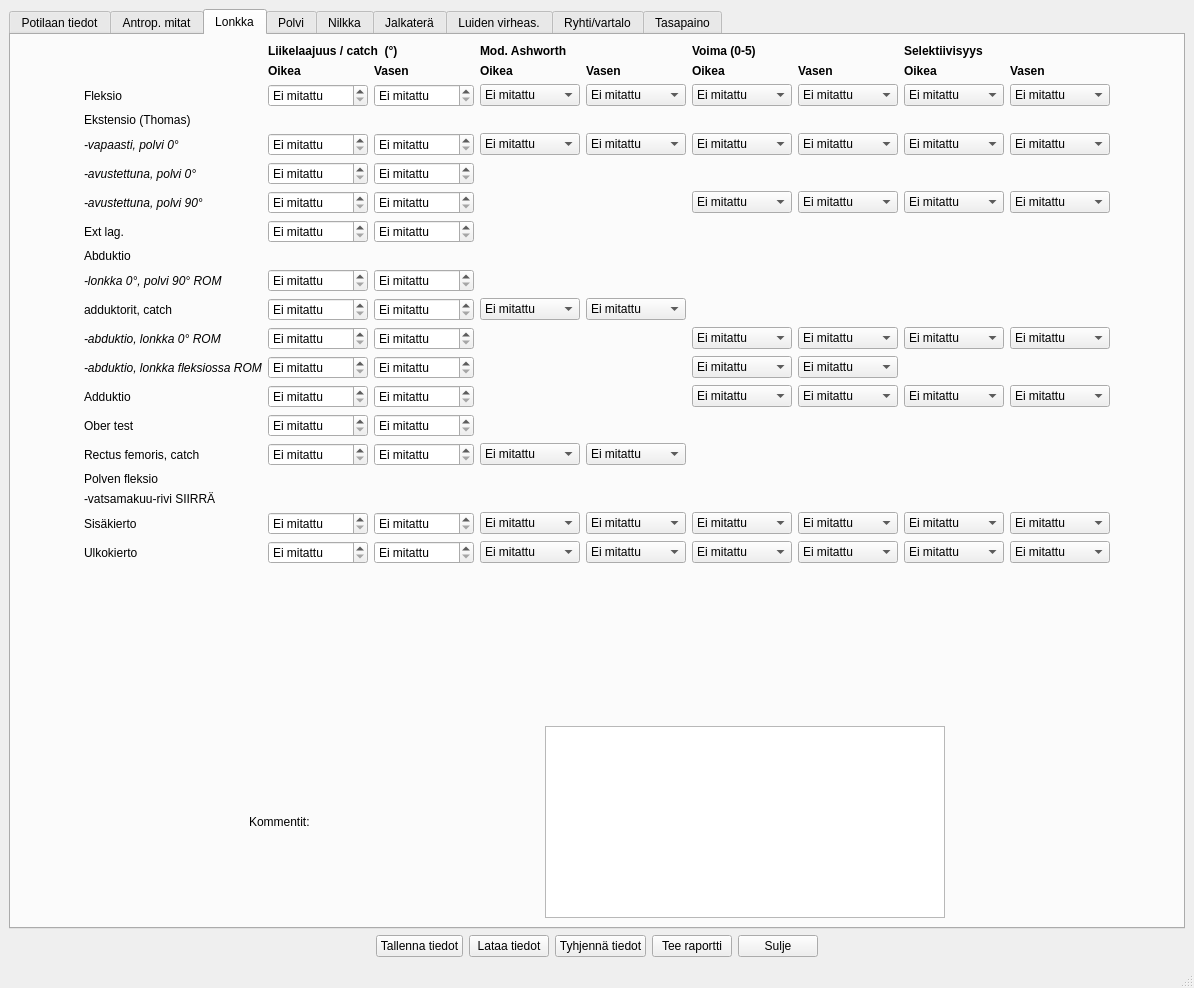
This is tabbed_design.ui in jjnurminen/liikelaaj as Qt 5 draws it before an edit. The edited form follows.
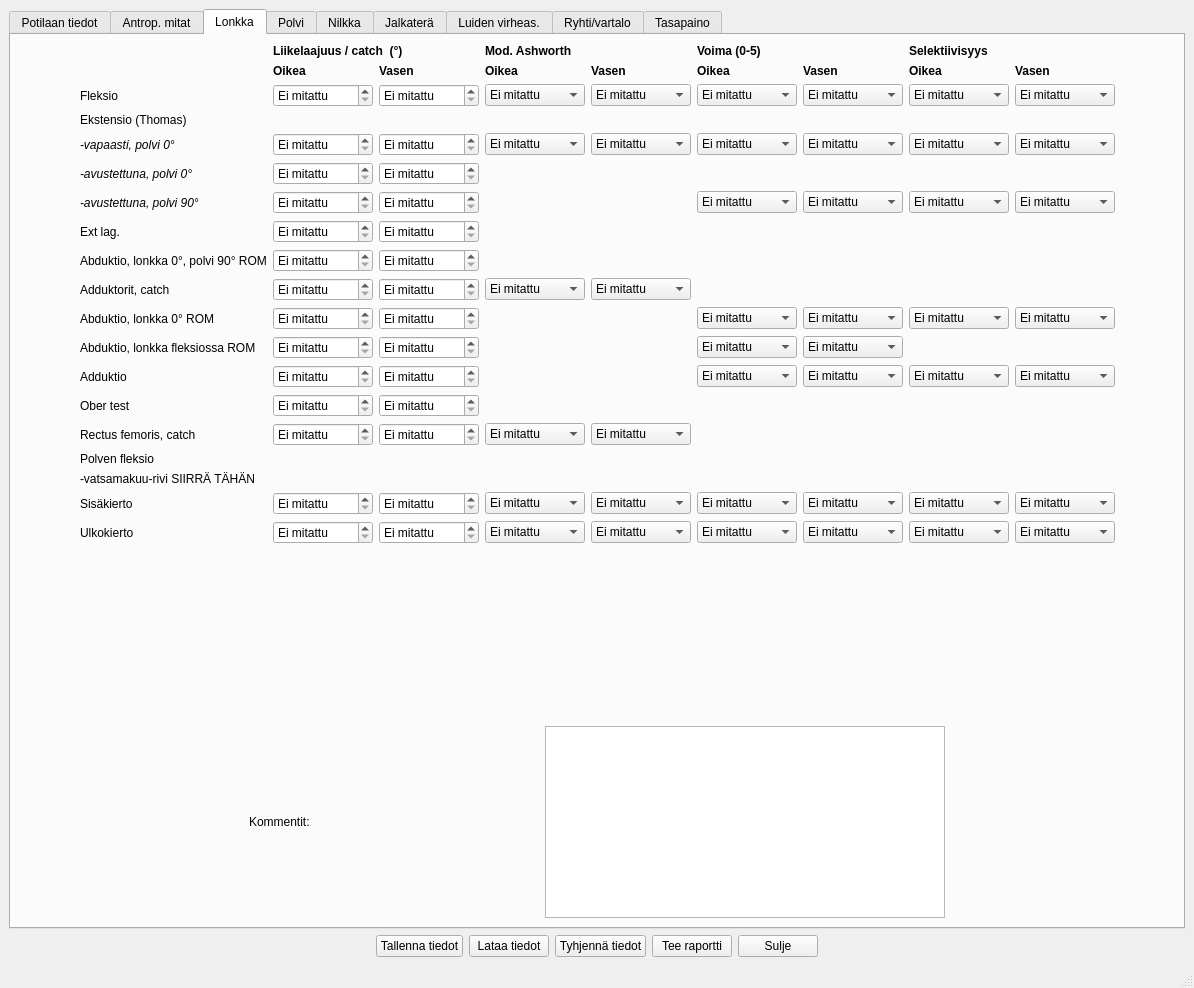
This is the edited form. The open tabs and pages were chosen to show the change.

Commit message: tuula review wip

What changed in the file:
```diff
--- a/tabbed_design.ui
+++ b/tabbed_design.ui
@@ -556,7 +556,7 @@
        <layout class="QVBoxLayout" name="verticalLayout_4">
         <item>
          <layout class="QGridLayout" name="gridLayout">
-          <item row="22" column="3">
+          <item row="21" column="3">
            <widget class="QSpinBox" name="spLonkkaUlkokiertoVas">
             <property name="sizePolicy">
              <sizepolicy hsizetype="Fixed" vsizetype="Fixed">
@@ -616,7 +616,7 @@
             </property>
            </widget>
           </item>
-          <item row="17" column="2">
+          <item row="16" column="2">
            <widget class="QSpinBox" name="spLonkkaOberOik">
             <property name="sizePolicy">
              <sizepolicy hsizetype="Fixed" vsizetype="Fixed">
@@ -746,7 +746,7 @@
             </item>
            </widget>
           </item>
-          <item row="11" column="2">
+          <item row="10" column="2">
            <widget class="QSpinBox" name="SpLonkkaAbduktioLonkka0Polvi90Oik">
             <property name="sizePolicy">
              <sizepolicy hsizetype="Fixed" vsizetype="Fixed">
@@ -928,7 +928,7 @@
             </property>
            </widget>
           </item>
-          <item row="13" column="2">
+          <item row="12" column="2">
            <widget class="QSpinBox" name="spLonkkaAbduktioLonkka0Oik">
             <property name="sizePolicy">
              <sizepolicy hsizetype="Fixed" vsizetype="Fixed">
@@ -962,7 +962,7 @@
             </property>
            </widget>
           </item>
-          <item row="13" column="7">
+          <item row="12" column="7">
            <widget class="QComboBox" name="cbLonkkaVoimaAbduktioLonkka0Vas">
             <property name="sizePolicy">
              <sizepolicy hsizetype="Fixed" vsizetype="Fixed">
@@ -1113,7 +1113,7 @@
             </property>
            </widget>
           </item>
-          <item row="17" column="1">
+          <item row="16" column="1">
            <widget class="QLabel" name="label_17">
             <property name="text">
              <string>Ober test</string>
@@ -1132,14 +1132,14 @@
             </property>
            </widget>
           </item>
-          <item row="16" column="1">
+          <item row="15" column="1">
            <widget class="QLabel" name="label_16">
             <property name="text">
              <string>Adduktio</string>
             </property>
            </widget>
           </item>
-          <item row="22" column="1">
+          <item row="21" column="1">
            <widget class="QLabel" name="label_55">
             <property name="text">
              <string>Ulkokierto</string>
@@ -1153,15 +1153,15 @@
             </property>
            </widget>
           </item>
-          <item row="13" column="1">
+          <item row="12" column="1">
            <widget class="QLabel" name="label_14">
             <property name="font">
              <font>
-              <italic>true</italic>
+              <italic>false</italic>
              </font>
             </property>
             <property name="text">
-             <string>-abduktio, lonkka 0° ROM</string>
+             <string>Abduktio, lonkka 0° ROM</string>
             </property>
            </widget>
           </item>
@@ -1193,13 +1193,6 @@
             </property>
            </widget>
           </item>
-          <item row="10" column="1">
-           <widget class="QLabel" name="label_13">
-            <property name="text">
-             <string>Abduktio</string>
-            </property>
-           </widget>
-          </item>
           <item row="3" column="1">
            <widget class="QLabel" name="label_7">
             <property name="text">
@@ -1207,7 +1200,7 @@
             </property>
            </widget>
           </item>
-          <item row="21" column="1">
+          <item row="20" column="1">
            <widget class="QLabel" name="label_18">
             <property name="text">
              <string>Sisäkierto</string>
@@ -1227,15 +1220,15 @@
             </property>
            </widget>
           </item>
-          <item row="15" column="1">
+          <item row="14" column="1">
            <widget class="QLabel" name="label_29">
             <property name="font">
              <font>
-              <italic>true</italic>
+              <italic>false</italic>
              </font>
             </property>
             <property name="text">
-             <string>-abduktio, lonkka fleksiossa ROM</string>
+             <string>Abduktio, lonkka fleksiossa ROM</string>
             </property>
            </widget>
           </item>
@@ -1273,7 +1266,7 @@
             </property>
            </widget>
           </item>
-          <item row="13" column="6">
+          <item row="12" column="6">
            <widget class="QComboBox" name="cbLonkkaVoimaAbduktioLonkka0Oik">
             <property name="sizePolicy">
              <sizepolicy hsizetype="Fixed" vsizetype="Fixed">
@@ -1369,7 +1362,7 @@
             </item>
            </widget>
           </item>
-          <item row="21" column="9">
+          <item row="20" column="9">
            <widget class="QComboBox" name="cbSelektPolvi0Vas_11">
             <property name="sizePolicy">
              <sizepolicy hsizetype="Fixed" vsizetype="Fixed">
@@ -1405,7 +1398,7 @@
             </item>
            </widget>
           </item>
-          <item row="21" column="3">
+          <item row="20" column="3">
            <widget class="QSpinBox" name="spLonkkaSisakiertoVas">
             <property name="sizePolicy">
              <sizepolicy hsizetype="Fixed" vsizetype="Fixed">
@@ -1439,7 +1432,7 @@
             </property>
            </widget>
           </item>
-          <item row="21" column="2">
+          <item row="20" column="2">
            <widget class="QSpinBox" name="spLonkkaSisakiertoOik">
             <property name="sizePolicy">
              <sizepolicy hsizetype="Fixed" vsizetype="Fixed">
@@ -1473,7 +1466,7 @@
             </property>
            </widget>
           </item>
-          <item row="17" column="3">
+          <item row="16" column="3">
            <widget class="QSpinBox" name="spLonkkaOberVas">
             <property name="sizePolicy">
              <sizepolicy hsizetype="Fixed" vsizetype="Fixed">
@@ -1603,7 +1596,7 @@
             </item>
            </widget>
           </item>
-          <item row="16" column="3">
+          <item row="15" column="3">
            <widget class="QSpinBox" name="spLonkkaAdduktioVas">
             <property name="sizePolicy">
              <sizepolicy hsizetype="Fixed" vsizetype="Fixed">
@@ -1637,7 +1630,7 @@
             </property>
            </widget>
           </item>
-          <item row="16" column="2">
+          <item row="15" column="2">
            <widget class="QSpinBox" name="spLonkkaAdduktioOik">
             <property name="sizePolicy">
              <sizepolicy hsizetype="Fixed" vsizetype="Fixed">
@@ -1705,7 +1698,7 @@
             </property>
            </widget>
           </item>
-          <item row="13" column="3">
+          <item row="12" column="3">
            <widget class="QSpinBox" name="spLonkkaAbduktioLonkka0Vas">
             <property name="sizePolicy">
              <sizepolicy hsizetype="Fixed" vsizetype="Fixed">
@@ -1773,7 +1766,7 @@
             </property>
            </widget>
           </item>
-          <item row="15" column="6">
+          <item row="14" column="6">
            <widget class="QComboBox" name="cbLonkkaVoimaAbduktioLonkkaFleksOik">
             <property name="sizePolicy">
              <sizepolicy hsizetype="Fixed" vsizetype="Fixed">
@@ -1869,7 +1862,7 @@
             </item>
            </widget>
           </item>
-          <item row="16" column="6">
+          <item row="15" column="6">
            <widget class="QComboBox" name="cbLonkkaVoimaAdduktioOik">
             <property name="sizePolicy">
              <sizepolicy hsizetype="Fixed" vsizetype="Fixed">
@@ -1965,7 +1958,7 @@
             </item>
            </widget>
           </item>
-          <item row="22" column="2">
+          <item row="21" column="2">
            <widget class="QSpinBox" name="spLonkkaUlkokiertoOik">
             <property name="sizePolicy">
              <sizepolicy hsizetype="Fixed" vsizetype="Fixed">
@@ -1999,7 +1992,7 @@
             </property>
            </widget>
           </item>
-          <item row="16" column="7">
+          <item row="15" column="7">
            <widget class="QComboBox" name="cbLonkkaVoimaAdduktioVas">
             <property name="sizePolicy">
              <sizepolicy hsizetype="Fixed" vsizetype="Fixed">
@@ -2287,7 +2280,7 @@
             </item>
            </widget>
           </item>
-          <item row="15" column="7">
+          <item row="14" column="7">
            <widget class="QComboBox" name="cbLonkkaVoimaAbduktioLonkkaFleksVas">
             <property name="sizePolicy">
              <sizepolicy hsizetype="Fixed" vsizetype="Fixed">
@@ -2417,7 +2410,7 @@
             </property>
            </widget>
           </item>
-          <item row="15" column="2">
+          <item row="14" column="2">
            <widget class="QSpinBox" name="spLonkkaAbduktioLonkkaFleksOik">
             <property name="sizePolicy">
              <sizepolicy hsizetype="Fixed" vsizetype="Fixed">
@@ -2451,7 +2444,7 @@
             </property>
            </widget>
           </item>
-          <item row="15" column="3">
+          <item row="14" column="3">
            <widget class="QSpinBox" name="spLonkkaAbduktioLonkkaFleksVas">
             <property name="sizePolicy">
              <sizepolicy hsizetype="Fixed" vsizetype="Fixed">
@@ -2485,7 +2478,7 @@
             </property>
            </widget>
           </item>
-          <item row="21" column="6">
+          <item row="20" column="6">
            <widget class="QComboBox" name="cbLonkkaVoimaSisakiertOik">
             <property name="sizePolicy">
              <sizepolicy hsizetype="Fixed" vsizetype="Fixed">
@@ -2581,7 +2574,7 @@
             </item>
            </widget>
           </item>
-          <item row="21" column="7">
+          <item row="20" column="7">
            <widget class="QComboBox" name="cbLonkkaVoimaSisakiertoVas">
             <property name="sizePolicy">
              <sizepolicy hsizetype="Fixed" vsizetype="Fixed">
@@ -2677,7 +2670,7 @@
             </item>
            </widget>
           </item>
-          <item row="22" column="6">
+          <item row="21" column="6">
            <widget class="QComboBox" name="cbLonkkaVoimaUlkokiertoOik">
             <property name="sizePolicy">
              <sizepolicy hsizetype="Fixed" vsizetype="Fixed">
@@ -2773,7 +2766,7 @@
             </item>
            </widget>
           </item>
-          <item row="22" column="7">
+          <item row="21" column="7">
            <widget class="QComboBox" name="cbLonkkaVoimaUlkokiertoVas">
             <property name="sizePolicy">
              <sizepolicy hsizetype="Fixed" vsizetype="Fixed">
@@ -3061,19 +3054,19 @@
             </item>
            </widget>
           </item>
-          <item row="11" column="1">
+          <item row="10" column="1">
            <widget class="QLabel" name="label_15">
             <property name="font">
              <font>
-              <italic>true</italic>
+              <italic>false</italic>
              </font>
             </property>
             <property name="text">
-             <string>-lonkka 0°, polvi 90° ROM</string>
+             <string>Abduktio, lonkka 0°, polvi 90° ROM</string>
             </property>
            </widget>
           </item>
-          <item row="11" column="3">
+          <item row="10" column="3">
            <widget class="QSpinBox" name="spLonkkaAbduktioLonkka0Polvi90Vas">
             <property name="sizePolicy">
              <sizepolicy hsizetype="Fixed" vsizetype="Fixed">
@@ -3107,7 +3100,7 @@
             </property>
            </widget>
           </item>
-          <item row="12" column="2">
+          <item row="11" column="2">
            <widget class="QSpinBox" name="spLonkkaAdductorCatchOik">
             <property name="sizePolicy">
              <sizepolicy hsizetype="Fixed" vsizetype="Fixed">
@@ -3141,14 +3134,14 @@
             </property>
            </widget>
           </item>
-          <item row="12" column="1">
+          <item row="11" column="1">
            <widget class="QLabel" name="label_12">
             <property name="text">
-             <string>adduktorit, catch</string>
+             <string>Adduktorit, catch</string>
             </property>
            </widget>
           </item>
-          <item row="12" column="3">
+          <item row="11" column="3">
            <widget class="QSpinBox" name="spLonkkaAdductorCatchVas">
             <property name="sizePolicy">
              <sizepolicy hsizetype="Fixed" vsizetype="Fixed">
@@ -3195,7 +3188,7 @@
             </property>
            </widget>
           </item>
-          <item row="21" column="4">
+          <item row="20" column="4">
            <widget class="QComboBox" name="cbLonkkaAdductorModAOik_3">
             <property name="sizePolicy">
              <sizepolicy hsizetype="Fixed" vsizetype="Fixed">
@@ -3331,7 +3324,7 @@
             </item>
            </widget>
           </item>
-          <item row="12" column="5">
+          <item row="11" column="5">
            <widget class="QComboBox" name="cbLonkkaAdductorModAVas">
             <property name="sizePolicy">
              <sizepolicy hsizetype="Fixed" vsizetype="Fixed">
@@ -3382,7 +3375,7 @@
             </item>
            </widget>
           </item>
-          <item row="21" column="5">
+          <item row="20" column="5">
            <widget class="QComboBox" name="cbLonkkaAdductorModAVas_3">
             <property name="sizePolicy">
              <sizepolicy hsizetype="Fixed" vsizetype="Fixed">
@@ -3446,14 +3439,14 @@
             </property>
            </widget>
           </item>
-          <item row="18" column="1">
+          <item row="17" column="1">
            <widget class="QLabel" name="label_56">
             <property name="text">
              <string>Rectus femoris, catch</string>
             </property>
            </widget>
           </item>
-          <item row="12" column="4">
+          <item row="11" column="4">
            <widget class="QComboBox" name="cbLonkkaAdductorModAOik">
             <property name="sizePolicy">
              <sizepolicy hsizetype="Fixed" vsizetype="Fixed">
@@ -3504,7 +3497,7 @@
             </item>
            </widget>
           </item>
-          <item row="18" column="5">
+          <item row="17" column="5">
            <widget class="QComboBox" name="cbLonkkaRectusModAVas">
             <property name="sizePolicy">
              <sizepolicy hsizetype="Fixed" vsizetype="Fixed">
@@ -3642,7 +3635,7 @@
             </item>
            </widget>
           </item>
-          <item row="13" column="8">
+          <item row="12" column="8">
            <widget class="QComboBox" name="cbSelektPolvi0Vas_8">
             <property name="sizePolicy">
              <sizepolicy hsizetype="Fixed" vsizetype="Fixed">
@@ -3719,7 +3712,7 @@
             </property>
            </widget>
           </item>
-          <item row="18" column="3">
+          <item row="17" column="3">
            <widget class="QSpinBox" name="spLonkkaRectusCatchVas">
             <property name="sizePolicy">
              <sizepolicy hsizetype="Fixed" vsizetype="Fixed">
@@ -3804,7 +3797,7 @@
             </item>
            </widget>
           </item>
-          <item row="13" column="9">
+          <item row="12" column="9">
            <widget class="QComboBox" name="cbSelektPolvi0Vas_7">
             <property name="sizePolicy">
              <sizepolicy hsizetype="Fixed" vsizetype="Fixed">
@@ -3840,7 +3833,7 @@
             </item>
            </widget>
           </item>
-          <item row="22" column="4">
+          <item row="21" column="4">
            <widget class="QComboBox" name="cbLonkkaAdductorModAOik_4">
             <property name="sizePolicy">
              <sizepolicy hsizetype="Fixed" vsizetype="Fixed">
@@ -3891,7 +3884,7 @@
             </item>
            </widget>
           </item>
-          <item row="18" column="4">
+          <item row="17" column="4">
            <widget class="QComboBox" name="cbLonkkaRectusModAOik">
             <property name="sizePolicy">
              <sizepolicy hsizetype="Fixed" vsizetype="Fixed">
@@ -3942,7 +3935,7 @@
             </item>
            </widget>
           </item>
-          <item row="22" column="5">
+          <item row="21" column="5">
            <widget class="QComboBox" name="cbLonkkaAdductorModAVas_4">
             <property name="sizePolicy">
              <sizepolicy hsizetype="Fixed" vsizetype="Fixed">
@@ -3993,7 +3986,7 @@
             </item>
            </widget>
           </item>
-          <item row="18" column="2">
+          <item row="17" column="2">
            <widget class="QSpinBox" name="spLonkkaRectusCatchOik">
             <property name="sizePolicy">
              <sizepolicy hsizetype="Fixed" vsizetype="Fixed">
@@ -4063,7 +4056,7 @@
             </item>
            </widget>
           </item>
-          <item row="22" column="9">
+          <item row="21" column="9">
            <widget class="QComboBox" name="cbSelektPolvi0Vas_13">
             <property name="sizePolicy">
              <sizepolicy hsizetype="Fixed" vsizetype="Fixed">
@@ -4099,7 +4092,7 @@
             </item>
            </widget>
           </item>
-          <item row="16" column="9">
+          <item row="15" column="9">
            <widget class="QComboBox" name="cbSelektPolvi0Vas_9">
             <property name="sizePolicy">
              <sizepolicy hsizetype="Fixed" vsizetype="Fixed">
@@ -4207,7 +4200,7 @@
             </item>
            </widget>
           </item>
-          <item row="16" column="8">
+          <item row="15" column="8">
            <widget class="QComboBox" name="cbSelektPolvi0Vas_10">
             <property name="sizePolicy">
              <sizepolicy hsizetype="Fixed" vsizetype="Fixed">
@@ -4311,7 +4304,7 @@
             </item>
            </widget>
           </item>
-          <item row="21" column="8">
+          <item row="20" column="8">
            <widget class="QComboBox" name="cbSelektPolvi0Vas_12">
             <property name="sizePolicy">
              <sizepolicy hsizetype="Fixed" vsizetype="Fixed">
@@ -4347,7 +4340,7 @@
             </item>
            </widget>
           </item>
-          <item row="22" column="8">
+          <item row="21" column="8">
            <widget class="QComboBox" name="cbSelektPolvi0Vas_14">
             <property name="sizePolicy">
              <sizepolicy hsizetype="Fixed" vsizetype="Fixed">
@@ -4497,19 +4490,19 @@
            </spacer>
           </item>
           <item row="19" column="1">
+           <widget class="QLabel" name="label_33">
+            <property name="text">
+             <string>-vatsamakuu-rivi SIIRRÄ TÄHÄN</string>
+            </property>
+           </widget>
+          </item>
+          <item row="18" column="1">
            <widget class="QLabel" name="label_32">
             <property name="text">
              <string>Polven fleksio</string>
             </property>
            </widget>
           </item>
-          <item row="20" column="1">
-           <widget class="QLabel" name="label_33">
-            <property name="text">
-             <string>-vatsamakuu-rivi SIIRRÄ</string>
-            </property>
-           </widget>
-          </item>
          </layout>
         </item>
         <item>
```
Left out of the diff: 532 changed lines with no effect on the pictures.
